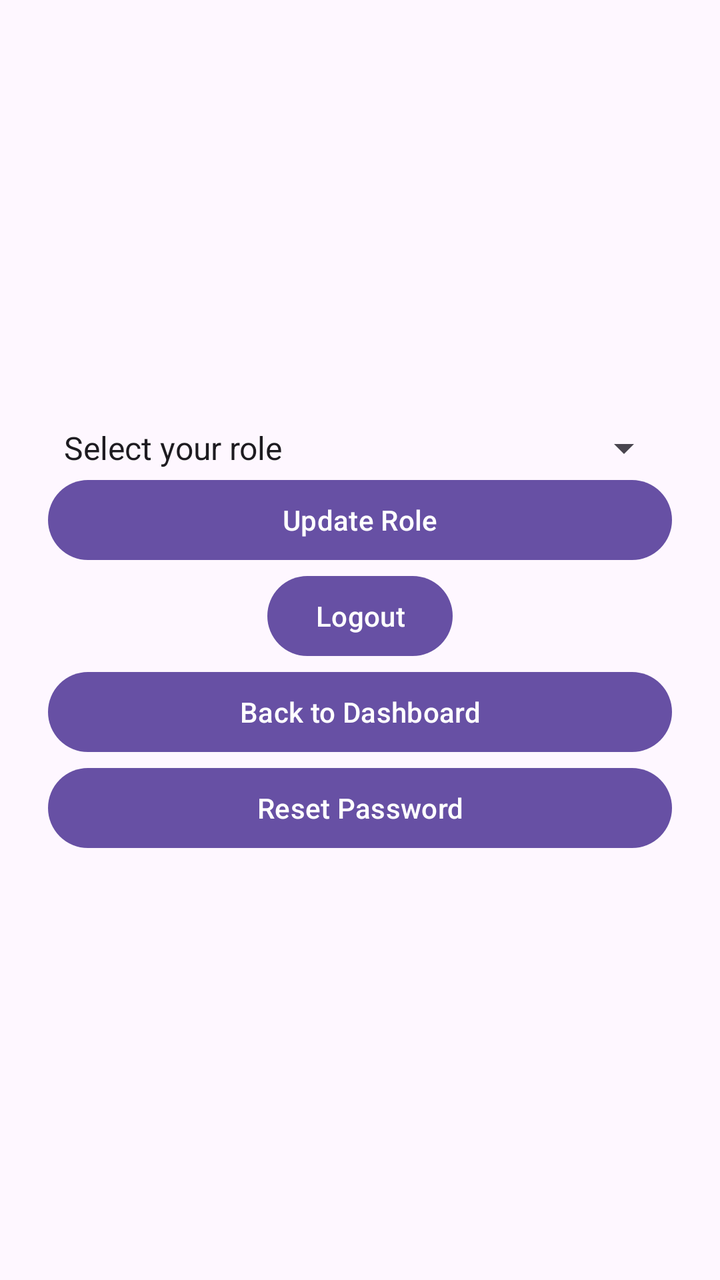
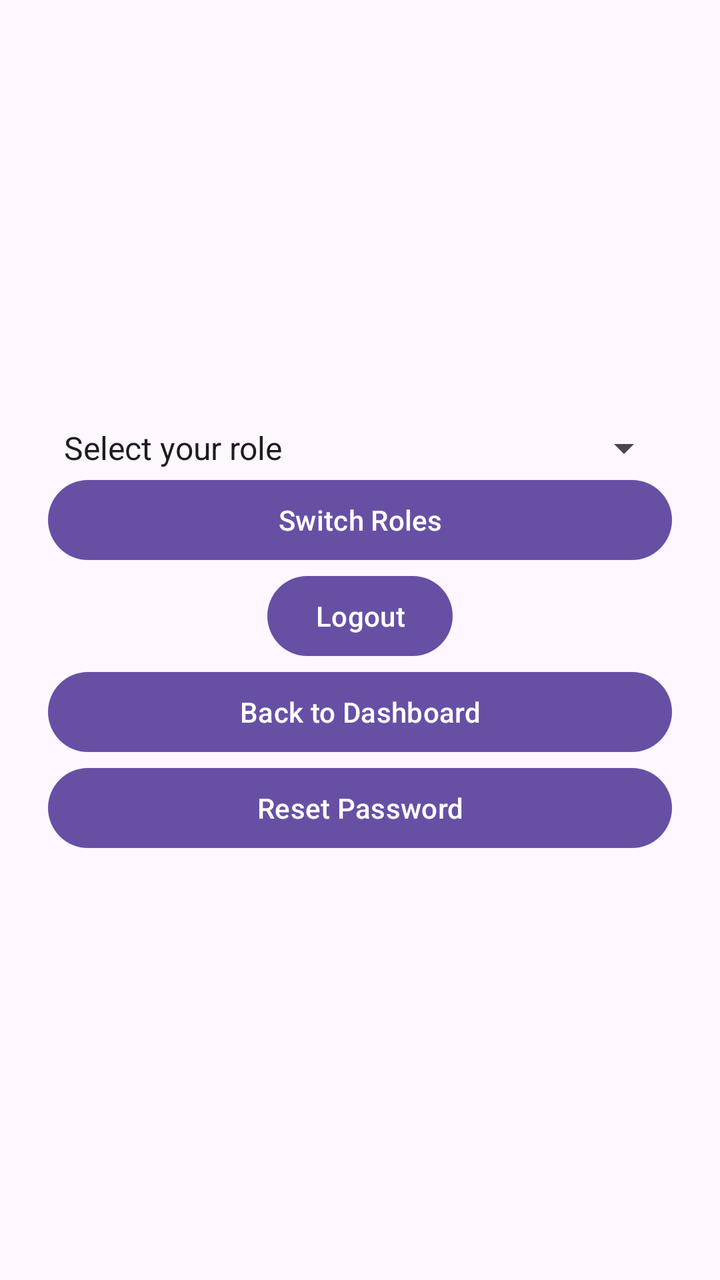

An Android layout rendered at two revisions. The XML below is the earlier revision; the diff shows what the commit changed to produce the second picture.
<!-- AndroidManifest.xml: application theme Theme.Group14_ProjectIteration1_QuickCash -->
<!-- res/layout/activity_settings.xml -->
<?xml version="1.0" encoding="utf-8"?>
<LinearLayout xmlns:android="http://schemas.android.com/apk/res/android"
    android:id="@+id/settings_main"
    android:layout_width="match_parent"
    android:layout_height="match_parent"
    android:orientation="vertical"
    android:gravity="center"
    android:padding="24dp">


    <Spinner
        android:id="@+id/roleSpinner"
        android:layout_width="match_parent"
        android:layout_height="wrap_content"
        android:entries="@array/roles" />

    <Button
        android:id="@+id/updateRoleButton"
        android:layout_width="match_parent"
        android:layout_height="wrap_content"
        android:text="@string/update_role" />

    <Button
         android:id="@+id/logoutButton"
        android:layout_width="wrap_content"
        android:layout_height="wrap_content"
        android:text="Logout" />

    <Button
        android:id="@+id/backButton"
        android:layout_width="match_parent"
        android:layout_height="wrap_content"
        android:text="Back to Dashboard" />

    <Button
        android:id="@+id/resetButton"
        android:layout_width="match_parent"
        android:layout_height="wrap_content"
        android:text="Reset Password" />
</LinearLayout>
<!-- resources referenced by this layout -->
<resources>
  <string-array name="roles">
          <item>Select your role</item>
          <item>Employee</item>
          <item>Employer</item>
      </string-array>
  <string name="update_role">Update Role</string>
  <style name="Theme.Group14_ProjectIteration1_QuickCash" parent="Base.Theme.Group14_ProjectIteration1_QuickCash" />
  <style name="Base.Theme.Group14_ProjectIteration1_QuickCash" parent="Theme.Material3.DayNight.NoActionBar">
          
          
      </style>
</resources>

<!-- the commit's change to res/layout/activity_settings.xml (unified diff, before → after) -->
@@ -15,10 +15,10 @@
         android:entries="@array/roles" />
 
     <Button
-        android:id="@+id/updateRoleButton"
+        android:id="@+id/switchRoleButton"
         android:layout_width="match_parent"
         android:layout_height="wrap_content"
-        android:text="@string/update_role" />
+        android:text="Switch Roles" />
 
     <Button
          android:id="@+id/logoutButton"
<!-- resource entries referenced after the edit -->
@@ -5,7 +5,6 @@
           <item>Employee</item>
           <item>Employer</item>
       </string-array>
-  <string name="update_role">Update Role</string>
   <style name="Theme.Group14_ProjectIteration1_QuickCash" parent="Base.Theme.Group14_ProjectIteration1_QuickCash" />
   <style name="Base.Theme.Group14_ProjectIteration1_QuickCash" parent="Theme.Material3.DayNight.NoActionBar">
           
